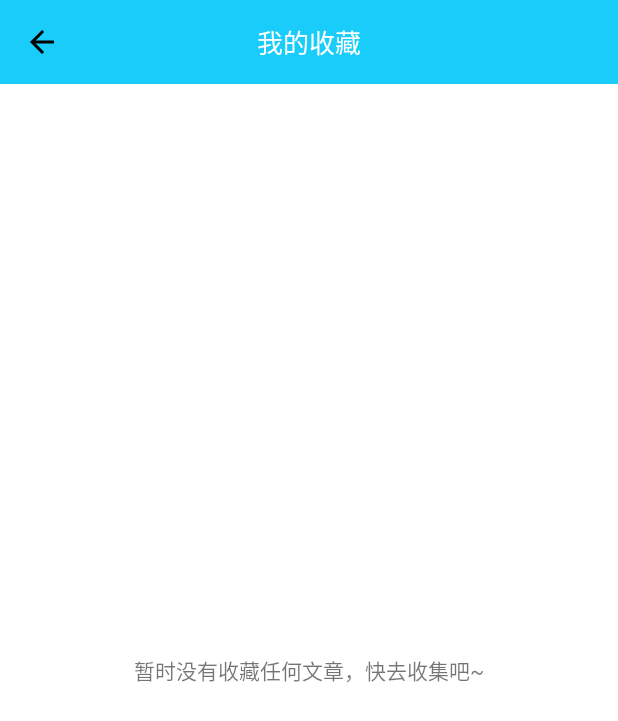
After one commit to Reoger/doc, an Android app: the MarkDocActivity screen opened directly, with no data from a screen before it, on a phone screen of 412 x 824 dp. The commit adds this screen. Shown: the top 721 px of the screen. Run offline under Robolectric (Android 15) with nearby library versions, the phone set to English and light mode, and no system bars; libraries missing offline, so code that uses them is left out: com.trello.rxlifecycle2.

Commit message:
--我的收藏基本完成

```diff
--- a/app/src/main/AndroidManifest.xml
+++ b/app/src/main/AndroidManifest.xml
@@ -39,6 +39,8 @@
         <activity android:name=".about.view.AboutActivity"
             android:theme="@style/AppTheme.NoActionBar" />
 
+        <activity android:name=".home.view.MarkDocActivity"/>
+
 
         <activity android:name=".home.testActivity"/>
 
--- /dev/null
+++ b/app/src/main/java/com/hut/reoger/doc/home/presenter/IMarkPresenter.kt
@@ -0,0 +1,12 @@
+package com.hut.reoger.doc.home.presenter
+
+import com.hut.reoger.doc.bean.MarksBean
+
+/**
+ * Created by reoger on 2018/4/15.
+ */
+interface IMarkPresenter{
+    fun readMarksFromDb():List<MarksBean>?
+
+    fun deleteMarkById(doc_id:String):Boolean
+}
--- /dev/null
+++ b/app/src/main/java/com/hut/reoger/doc/home/presenter/MarkPresentrtImpl.kt
@@ -0,0 +1,29 @@
+package com.hut.reoger.doc.home.presenter
+
+import android.content.Context
+import com.hut.reoger.doc.bean.MarksBean
+import com.hut.reoger.doc.home.view.IMarkDocView
+import com.hut.reoger.doc.utils.db.IMarkDao
+import com.hut.reoger.doc.utils.db.MarkDbImpl
+
+/**
+ * Created by reoger on 2018/4/15.
+ */
+class MarkPresentrtImpl(val context:Context,val markView :IMarkDocView) : IMarkPresenter{
+    var markDao : IMarkDao?= null
+
+    init {
+        markDao = MarkDbImpl(context)
+    }
+
+    override fun deleteMarkById(doc_id: String): Boolean {
+        if (doc_id.isEmpty())
+            return false
+        return markDao?.deleteMark(doc_id)==true
+    }
+
+    override fun readMarksFromDb(): List<MarksBean>? {
+        return markDao?.getScollData(0,10)
+    }
+
+}
--- /dev/null
+++ b/app/src/main/java/com/hut/reoger/doc/home/view/IMarkDocView.kt
@@ -0,0 +1,8 @@
+package com.hut.reoger.doc.home.view
+
+/**
+ * Created by reoger on 2018/4/15.
+ */
+interface IMarkDocView{
+
+}
--- /dev/null
+++ b/app/src/main/java/com/hut/reoger/doc/home/view/MarkDocActivity.kt
@@ -0,0 +1,76 @@
+package com.hut.reoger.doc.home.view
+
+import android.os.Bundle
+import android.support.v7.widget.LinearLayoutManager
+import android.support.v7.widget.RecyclerView
+import android.view.View
+import com.hut.reoger.doc.R
+import com.hut.reoger.doc.base.BaseActivity
+import com.hut.reoger.doc.home.adapter.MarkAdapter
+import com.hut.reoger.doc.home.presenter.MarkPresentrtImpl
+import com.hut.reoger.doc.search.adapter.ItemClickSupport
+import kotlinx.android.synthetic.main.activity_mark.*
+
+/**
+ * Created by reoger on 2018/4/15.
+ * 收藏列表界面
+ */
+class MarkDocActivity : BaseActivity(), IMarkDocView {
+
+
+    override fun onCreate(savedInstanceState: Bundle?) {
+        super.onCreate(savedInstanceState)
+        setContentView(R.layout.activity_mark)
+    }
+
+    override fun setActionBar() {
+        setActivityTitle("我的收藏")
+    }
+
+    override fun initView() {
+        val markAdapter = MarkAdapter(this)
+        val impl = MarkPresentrtImpl(this, this)
+
+
+        val data = impl.readMarksFromDb()
+
+        if (data != null && data.isNotEmpty()) {
+            recycler_mark.visibility = View.VISIBLE
+            tv_mark_none.visibility = View.GONE
+            recycler_mark.adapter = markAdapter
+            markAdapter.initData(data)
+            var dataSize = data.size
+            val manager = LinearLayoutManager(this, LinearLayoutManager.VERTICAL, false)
+            recycler_mark.layoutManager = manager
+            markAdapter.setDeleteOnClickListener(object : MarkAdapter.OnDeleteClickListener {
+                override fun onClick(pos: Int) {
+                    if (impl.deleteMarkById(data[pos].doc_id)) {
+                        markAdapter.deleteItem(pos)
+                        dataSize--
+                        if (dataSize <= 0) {
+                            notifyNoData()
+                        }
+                    }
+                }
+            })
+
+            ItemClickSupport.addTo(recycler_mark).setOnItemClickListener(object : ItemClickSupport.OnItemClickListener {
+                override fun onItemClicked(recyclerView: RecyclerView, position: Int, v: View) {
+                    toast("点击了重要的姐面$position")
+                }
+
+            })
+        } else {
+            notifyNoData()
+        }
+
+
+    }
+
+    fun notifyNoData() {
+        toast("暂时没有找到任何数据哦~")
+        recycler_mark.visibility = View.GONE
+        tv_mark_none.visibility = View.VISIBLE
+    }
+
+}
--- a/app/src/main/java/com/hut/reoger/doc/home/view/fragment/HomeFragment.kt
+++ b/app/src/main/java/com/hut/reoger/doc/home/view/fragment/HomeFragment.kt
@@ -1,6 +1,5 @@
 package com.hut.reoger.doc.home.view
 
-import android.graphics.Color
 import android.os.Build
 import android.os.Bundle
 import android.support.annotation.RequiresApi
@@ -13,7 +12,7 @@ import android.view.ViewGroup
 import android.widget.LinearLayout
 import android.widget.SearchView
 import android.widget.TextView
-import com.example.cm.mytestdemo.base.BaseFragment
+import com.hut.reoger.doc.base.BaseFragment
 import com.example.cm.mytestdemo.home.view.fragment.IHomeFragmentView
 import com.hut.reoger.doc.R
 import com.hut.reoger.doc.home.adapter.HistoryAdapter
@@ -131,7 +130,6 @@ class HomeFragment : BaseFragment(),  android.widget.SearchView.OnQueryTextListe
 
 
         a?.setOnQueryTextFocusChangeListener { view, b ->
-            log("总的打印店什么"+view.toString()+" : "+b)
             when(b){
                 true->{
                     linearMain?.visibility = View.GONE
--- a/app/src/main/java/com/hut/reoger/doc/home/view/fragment/ToolsFragment.kt
+++ b/app/src/main/java/com/hut/reoger/doc/home/view/fragment/ToolsFragment.kt
@@ -4,7 +4,7 @@ import android.os.Bundle
 import android.view.LayoutInflater
 import android.view.View
 import android.view.ViewGroup
-import com.example.cm.mytestdemo.base.BaseFragment
+import com.hut.reoger.doc.base.BaseFragment
 import com.hut.reoger.doc.R
 
 /**
--- a/app/src/main/java/com/hut/reoger/doc/read/view/fragment/CommentListFragment.kt
+++ b/app/src/main/java/com/hut/reoger/doc/read/view/fragment/CommentListFragment.kt
@@ -6,7 +6,7 @@ import android.support.v7.widget.RecyclerView
 import android.view.LayoutInflater
 import android.view.View
 import android.view.ViewGroup
-import com.example.cm.mytestdemo.base.BaseFragment
+import com.hut.reoger.doc.base.BaseFragment
 import com.hut.reoger.doc.App
 import com.hut.reoger.doc.R
 import com.hut.reoger.doc.bean.ServiceReply
--- a/app/src/main/java/com/hut/reoger/doc/utils/aop/log/AspectLogUtils.kt
+++ b/app/src/main/java/com/hut/reoger/doc/utils/aop/log/AspectLogUtils.kt
@@ -43,7 +43,6 @@ class AspectLogUtils {
     }
 
     companion object {
-
         internal val TAG = "TAG"
     }
 }
--- a/app/src/main/java/com/hut/reoger/doc/utils/db/MarkDbImpl.kt
+++ b/app/src/main/java/com/hut/reoger/doc/utils/db/MarkDbImpl.kt
@@ -45,7 +45,7 @@ class MarkDbImpl : IMarkDao {
     override fun getScollData(offest: Int, maxResult: Int): List<MarksBean> {
         val list = ArrayList<MarksBean>()
         val db = mDBHelper?.readableDatabase
-        val cursor = db?.rawQuery("select * from marks order by marks_time desc  limit ?,?", arrayOf(offest.toString(), maxResult.toString()))
+        val cursor = db?.rawQuery("select * from marks order by mark_time desc  limit ?,?", arrayOf(offest.toString(), maxResult.toString()))
         while (cursor!!.moveToNext()) {
             val item = MarksBean(cursor.getString(cursor.getColumnIndex("user_id")),
                     cursor.getString(cursor.getColumnIndex("doc_id")),
--- /dev/null
+++ b/app/src/main/res/layout/activity_mark.xml
@@ -0,0 +1,21 @@
+<?xml version="1.0" encoding="utf-8"?>
+<FrameLayout xmlns:android="http://schemas.android.com/apk/res/android"
+    android:layout_width="match_parent"
+    android:layout_height="match_parent"
+    android:orientation="vertical">
+
+    <android.support.v7.widget.RecyclerView
+        android:id="@+id/recycler_mark"
+        android:layout_width="match_parent"
+        android:layout_height="wrap_content">
+    </android.support.v7.widget.RecyclerView>
+
+    <TextView
+        android:gravity="center"
+        android:id="@+id/tv_mark_none"
+        android:text="暂时没有收藏任何文章，快去收集吧~"
+        android:layout_width="match_parent"
+        android:layout_height="match_parent"
+        android:visibility="gone"/>
+
+</FrameLayout>
--- a/app/src/main/res/layout/fragment_document.xml
+++ b/app/src/main/res/layout/fragment_document.xml
@@ -6,8 +6,6 @@
     android:layout_width="match_parent"
     android:layout_height="match_parent"
     android:orientation="vertical">
-
-
 
    <TextView
        android:layout_width="match_parent"
@@ -20,6 +18,7 @@
        android:text="我的离线"/>
 
     <TextView
+        android:id="@+id/doc_mark_tv"
         android:layout_width="match_parent"
         android:layout_height="wrap_content"
         android:gravity="center_vertical"
@@ -28,6 +27,7 @@
         android:textSize="11sp"
         android:drawableStart="@mipmap/ic_document"
         android:text="我的收藏"/>
+
     <TextView
         android:layout_width="match_parent"
         android:layout_height="wrap_content"
```
Also changed, not shown: app/src/main/java/com/hut/reoger/doc/base/BaseActivityMainFragment.kt (added, +18 -0 lines), app/src/main/java/com/hut/reoger/doc/base/BaseFragment.kt (+6 -13 lines), app/src/main/java/com/hut/reoger/doc/home/adapter/MarkAdapter.kt (added, +72 -0 lines), app/src/main/java/com/hut/reoger/doc/home/view/CommentActivity.kt (added, +24 -0 lines), app/src/main/java/com/hut/reoger/doc/home/view/fragment/DocumentFragment.kt (+6 -2 lines), app/src/main/java/com/hut/reoger/doc/home/view/fragment/MarkDocFragment.kt (added, +20 -0 lines), app/src/main/res/layout/activity_fragment_contet.xml (added, +11 -0 lines), app/src/main/res/layout/item_mark_doc.xml (added, +27 -0 lines).
